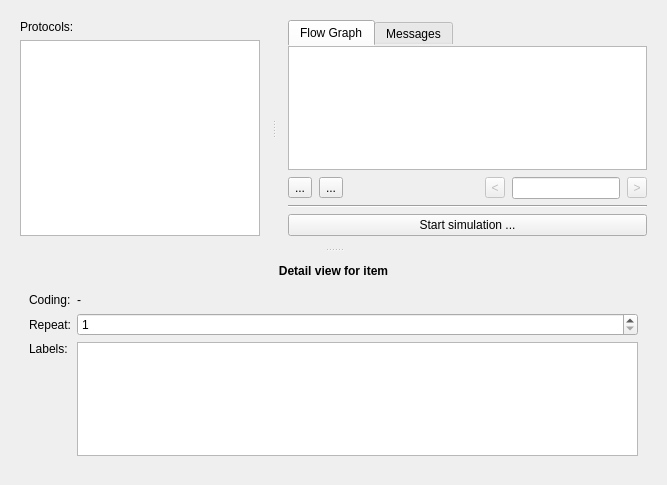
The window that data/ui/simulator.ui (jopohl/urh) describes before a commit, drawn with Qt 5.
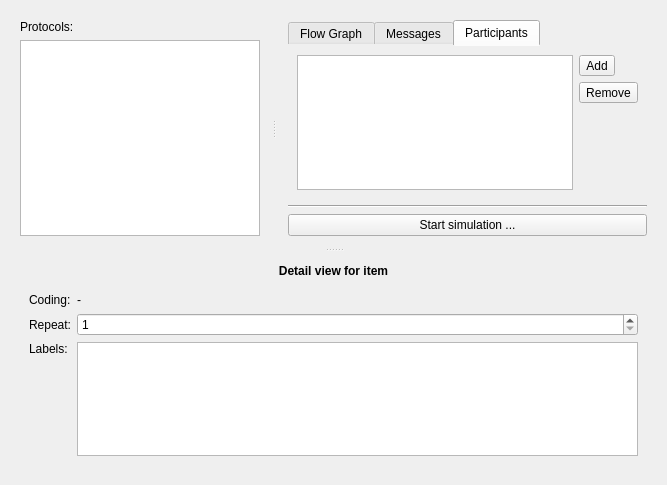
The same window after the commit. The open tabs and pages were chosen to show the change. Icons and pictures are not drawn. Custom widgets are drawn as their Qt base class.

Commit message: make participants configurable in simulator

```diff
--- a/data/ui/simulator.ui
+++ b/data/ui/simulator.ui
@@ -394,6 +394,59 @@
                 </item>
                </layout>
               </widget>
+              <widget class="QWidget" name="tabParticipants">
+               <attribute name="title">
+                <string>Participants</string>
+               </attribute>
+               <layout class="QHBoxLayout" name="horizontalLayout">
+                <item>
+                 <widget class="QTableView" name="tableViewParticipants"/>
+                </item>
+                <item>
+                 <layout class="QVBoxLayout" name="verticalLayout_9">
+                  <item>
+                   <widget class="QToolButton" name="btnAddParticipant">
+                    <property name="toolTip">
+                     <string>Add participant</string>
+                    </property>
+                    <property name="text">
+                     <string>Add</string>
+                    </property>
+                    <property name="icon">
+                     <iconset theme="list-add"/>
+                    </property>
+                   </widget>
+                  </item>
+                  <item>
+                   <widget class="QToolButton" name="btnRemoveParticipant">
+                    <property name="toolTip">
+                     <string>Remove participant</string>
+                    </property>
+                    <property name="text">
+                     <string>Remove</string>
+                    </property>
+                    <property name="icon">
+                     <iconset theme="list-remove"/>
+                    </property>
+                   </widget>
+                  </item>
+                  <item>
+                   <spacer name="verticalSpacer">
+                    <property name="orientation">
+                     <enum>Qt::Vertical</enum>
+                    </property>
+                    <property name="sizeHint" stdset="0">
+                     <size>
+                      <width>20</width>
+                      <height>40</height>
+                     </size>
+                    </property>
+                   </spacer>
+                  </item>
+                 </layout>
+                </item>
+               </layout>
+              </widget>
              </widget>
             </item>
             <item>
```
The commit also changes 4 other files.
